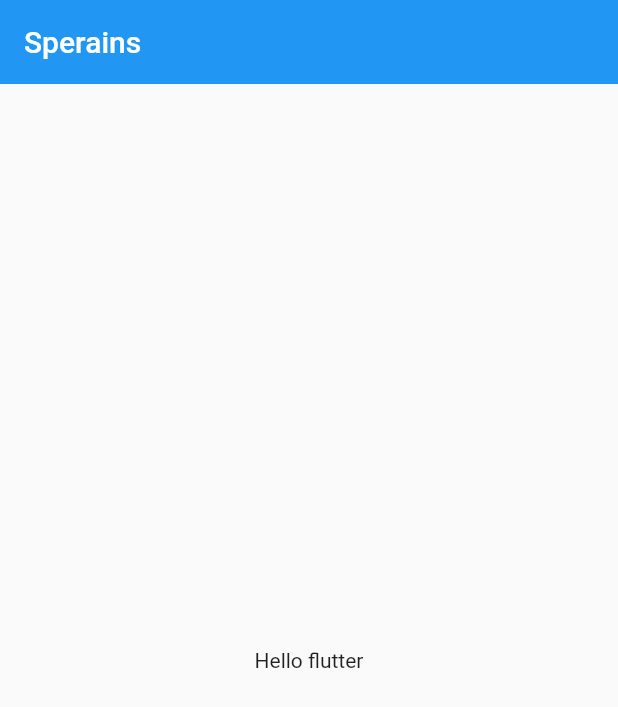
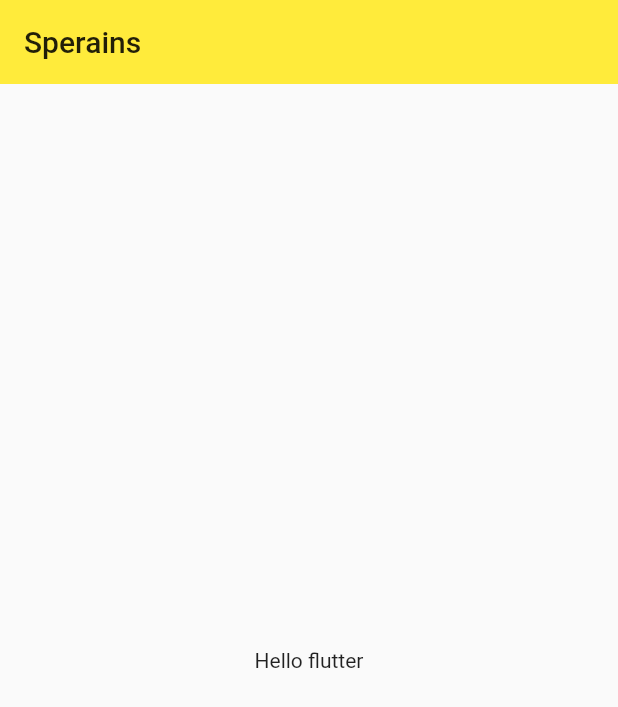
Before and after one commit to sperains/rains_flutter, a Flutter app: the screen it shows after launch, on a phone screen of 412 x 824 dp. Shown: the top 707 px of the screen. Run offline on Flutter 3.47's test engine with Material 2 defaults, Android fonts, the phone set to English and light mode, and no system bars.

Commit message:
设置主题颜色

```diff
--- a/lib/main.dart
+++ b/lib/main.dart
@@ -9,7 +9,9 @@ class MyApp extends StatelessWidget {
   @override
   Widget build(BuildContext context) {
     return MaterialApp(
-
+      theme: ThemeData(
+        primarySwatch: Colors.yellow
+      ),
       home: Scaffold(
         appBar: AppBar(
           title: Text('Sperains'),
```
